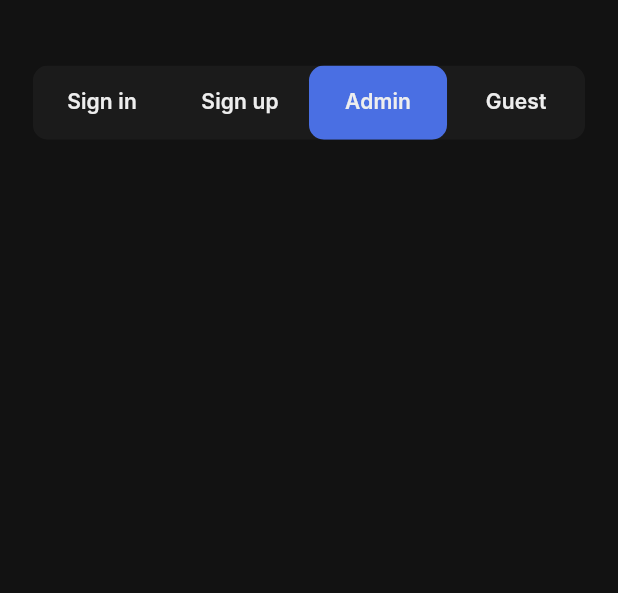
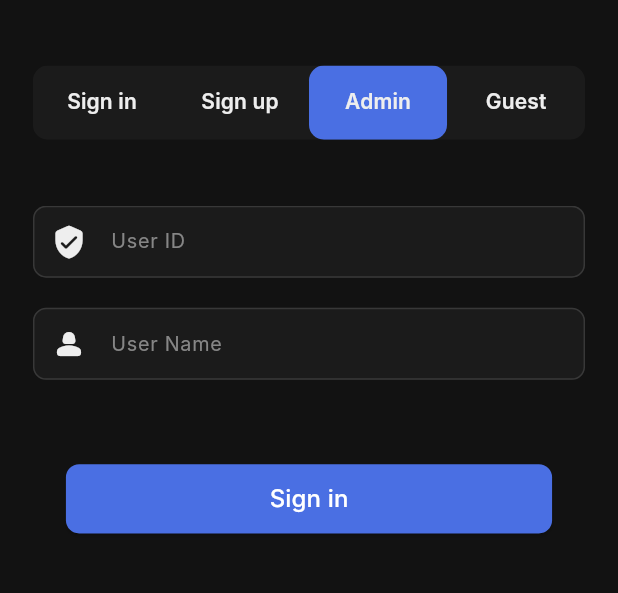
Before and after one commit to eslammongy/Advanced-Form-Builder, a Flutter app: the screen it shows after launch, tab 3 chosen, on a phone screen of 412 x 824 dp, the part 306-899 px from its top. Run offline on Flutter 3.47's test engine with Material 3 defaults, Android fonts, the phone set to English and light mode, and no system bars; our stand-ins replace flutter_riverpod, riverpod; Roboto replaces fonts that are missing (Inter).

Commit message:
Add AdminForm and GuestForm components; update HomeScreen to include both forms and change SignUp button text to 'Sign Up'

```diff
--- a/lib/form_builder/widgets/adim_form.dart
+++ b/lib/form_builder/widgets/adim_form.dart
@@ -0,0 +1,48 @@
+import 'package:flutter/material.dart';
+import 'package:flutter_riverpod/flutter_riverpod.dart';
+import 'package:form_builder/form_builder/controllers/form_controller.dart';
+import 'package:form_builder/form_builder/widgets/custom_text_form_field.dart';
+import 'package:form_builder/form_builder/widgets/primary_app_button.dart';
+import 'package:form_builder/theme/app_strings.dart';
+import 'package:form_builder/utils/sizer_util.dart';
+
+class AdminForm extends ConsumerWidget {
+  const AdminForm({super.key});
+
+  @override
+  Widget build(BuildContext context, WidgetRef ref) {
+    final formState = ref.watch(formProvider);
+    return Column(
+      mainAxisAlignment: MainAxisAlignment.start,
+      children: [
+        CustomTextFormField(
+          inputType: TextInputType.text,
+          formField: formState.userId,
+          label: AppStrings.userId,
+          hint: AppStrings.userId,
+          prefix: Icon(Icons.verified_user_rounded),
+          onChanged: null,
+        ),
+        SizerUtil.gapH(12),
+        CustomTextFormField(
+          inputType: TextInputType.name,
+          formField: formState.userName,
+          label: AppStrings.userName,
+          hint: AppStrings.userName,
+          prefix: Icon(Icons.person_2_rounded),
+          onChanged: null,
+        ),
+        SizerUtil.gapH(12),
+        // TODO: Admin Rule should be here....
+        SizerUtil.gapH(32),
+        AppPrimaryButton(
+          text: AppStrings.signIN,
+          variant: ButtonVariant.primary,
+          width: double.maxFinite,
+          margin: EdgeInsets.symmetric(horizontal: 20.w),
+          onPressed: () {},
+        ),
+      ],
+    );
+  }
+}
--- a/lib/form_builder/widgets/home_screen.dart
+++ b/lib/form_builder/widgets/home_screen.dart
@@ -1,5 +1,7 @@
 import 'package:flutter/material.dart';
+import 'package:form_builder/form_builder/widgets/adim_form.dart';
 import 'package:form_builder/form_builder/widgets/app_tab_bar.dart';
+import 'package:form_builder/form_builder/widgets/guest_form.dart';
 import 'package:form_builder/form_builder/widgets/signin_form.dart';
 import 'package:form_builder/form_builder/widgets/signup_form.dart';
 import 'package:form_builder/utils/app_extensions.dart';
@@ -33,8 +35,8 @@ class HomeScreen extends StatelessWidget {
                   children: [
                     SignInForm(),
                     SignUpForm(),
-                    Container(),
-                    Container(),
+                    AdminForm(),
+                    GuestForm(),
                   ],
                 ),
               ),
--- a/lib/form_builder/widgets/signup_form.dart
+++ b/lib/form_builder/widgets/signup_form.dart
@@ -63,7 +63,7 @@ class SignUpForm extends ConsumerWidget {
         ),
         SizerUtil.gapH(32),
         AppPrimaryButton(
-          text: AppStrings.signIN,
+          text: AppStrings.signUp,
           variant: ButtonVariant.primary,
           width: double.maxFinite,
           margin: EdgeInsets.symmetric(horizontal: 20.w),
```
Also changed, not shown: lib/form_builder/widgets/guest_form.dart (+38 -0 lines).
